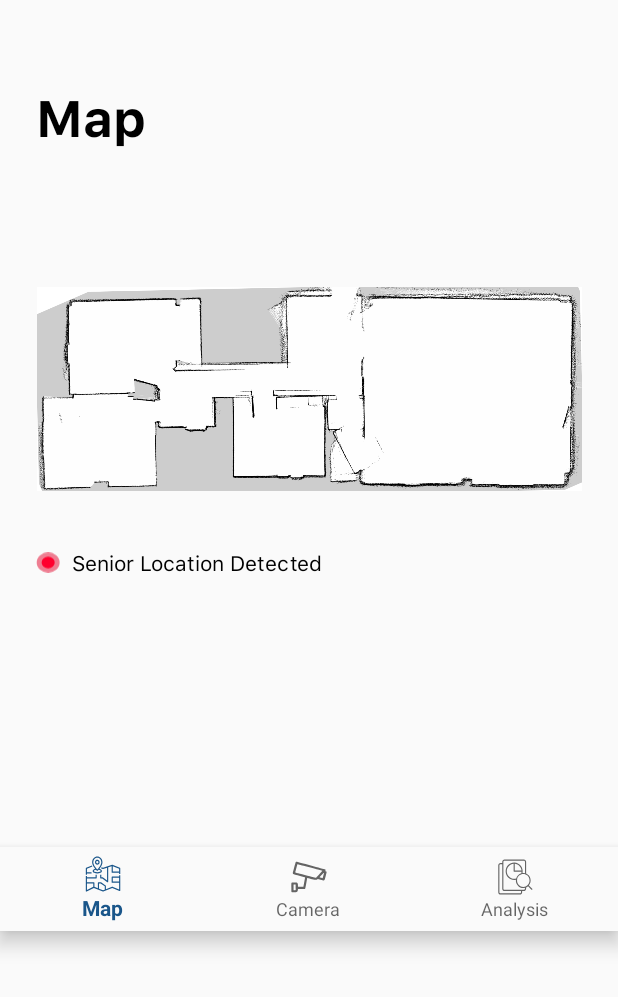
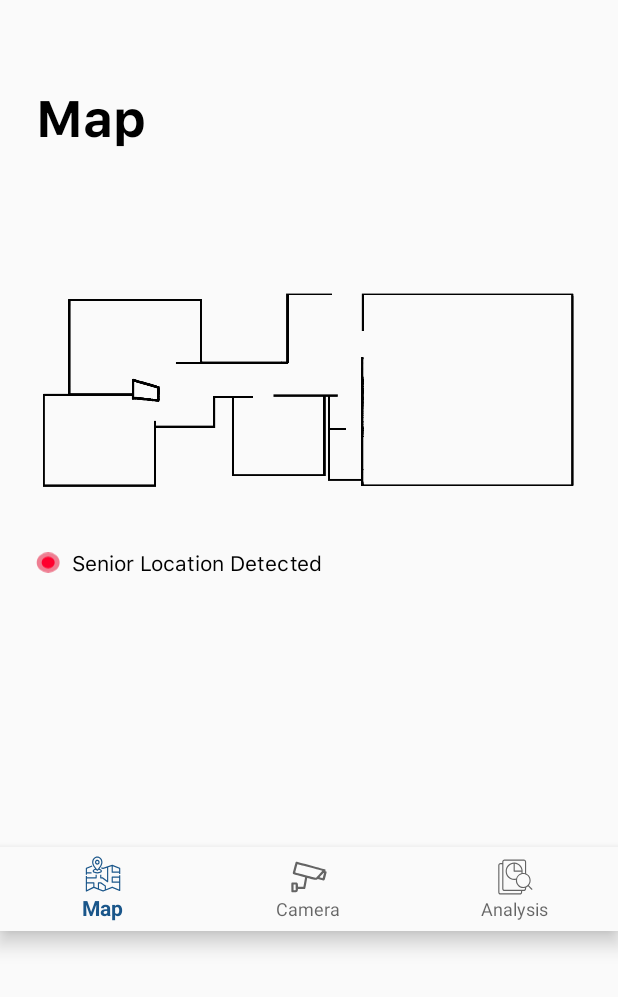
Before and after one commit to olaalnajjar/GradProject, an Android app: the screen it shows after launch (MainActivity), on a phone screen of 412 x 824 dp, the part 62-1059 px from its top. Run offline under Robolectric (Android 15) with nearby library versions, the phone set to English and light mode, and no system bars.

Commit message:
Update fragment_map.xml

```diff
--- a/app/src/main/res/layout/fragment_map.xml
+++ b/app/src/main/res/layout/fragment_map.xml
@@ -23,7 +23,7 @@
         android:layout_width="363dp"
         android:layout_height="204dp"
         android:contentDescription="TODO"
-        android:src="@drawable/map_img"
+        android:src="@drawable/hometransparent"
         app:layout_constraintBottom_toBottomOf="parent"
         app:layout_constraintEnd_toEndOf="parent"
         app:layout_constraintStart_toStartOf="parent"
```
